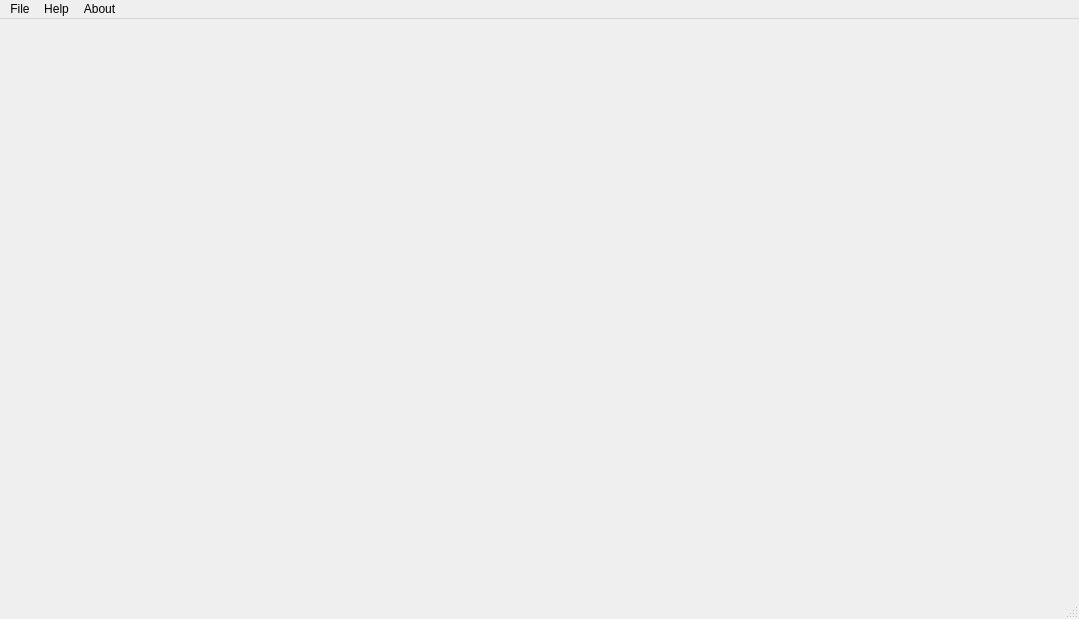
Above: src/gui/main_window.ui from Ecotrust/delphos before the change. Below: the same form after it.
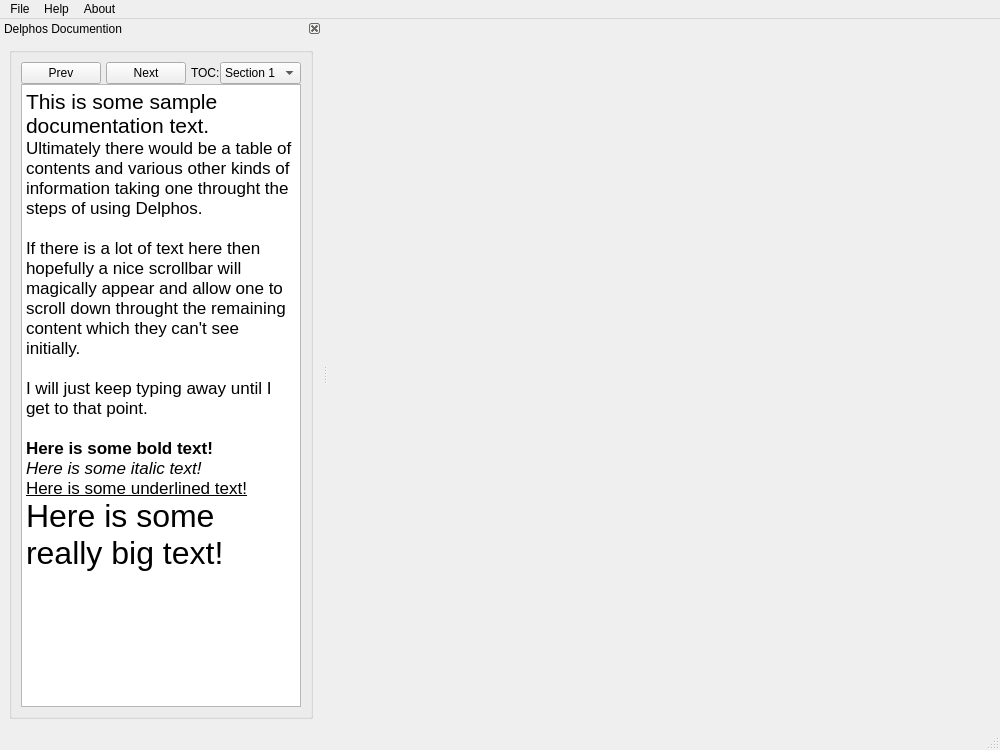
That is the form after the change.

Commit message: added ProjectData class to handle general project data including storage and retrieval.  Added dockable window for documentation and also layout managers using designer such that widgets resize automatically when resizing the window

Diff of the .ui file:
```diff
--- a/src/gui/main_window.ui
+++ b/src/gui/main_window.ui
@@ -5,8 +5,8 @@
    <rect>
     <x>0</x>
     <y>0</y>
-    <width>1079</width>
-    <height>619</height>
+    <width>1000</width>
+    <height>750</height>
    </rect>
   </property>
   <property name="windowTitle" >
@@ -18,7 +18,7 @@
     <rect>
      <x>0</x>
      <y>0</y>
-     <width>1079</width>
+     <width>1000</width>
      <height>22</height>
     </rect>
    </property>
@@ -47,6 +47,144 @@
    <addaction name="menuAbout" />
   </widget>
   <widget class="QStatusBar" name="statusbar" />
+  <widget class="QDockWidget" name="docu_dock" >
+   <property name="minimumSize" >
+    <size>
+     <width>300</width>
+     <height>0</height>
+    </size>
+   </property>
+   <property name="features" >
+    <set>QDockWidget::DockWidgetClosable|QDockWidget::DockWidgetMovable|QDockWidget::NoDockWidgetFeatures</set>
+   </property>
+   <property name="allowedAreas" >
+    <set>Qt::LeftDockWidgetArea|Qt::NoDockWidgetArea|Qt::RightDockWidgetArea</set>
+   </property>
+   <property name="windowTitle" >
+    <string>Delphos Documention</string>
+   </property>
+   <attribute name="dockWidgetArea" >
+    <number>1</number>
+   </attribute>
+   <widget class="QWidget" name="dockWidgetContents" >
+    <layout class="QHBoxLayout" >
+     <item>
+      <widget class="QGroupBox" name="groupBox" >
+       <property name="title" >
+        <string/>
+       </property>
+       <layout class="QHBoxLayout" >
+        <item>
+         <layout class="QVBoxLayout" >
+          <property name="spacing" >
+           <number>0</number>
+          </property>
+          <item>
+           <layout class="QHBoxLayout" >
+            <property name="spacing" >
+             <number>5</number>
+            </property>
+            <item>
+             <widget class="QPushButton" name="pushButton_2" >
+              <property name="maximumSize" >
+               <size>
+                <width>100</width>
+                <height>16777215</height>
+               </size>
+              </property>
+              <property name="text" >
+               <string>Prev</string>
+              </property>
+             </widget>
+            </item>
+            <item>
+             <widget class="QPushButton" name="pushButton_3" >
+              <property name="maximumSize" >
+               <size>
+                <width>100</width>
+                <height>16777215</height>
+               </size>
+              </property>
+              <property name="text" >
+               <string>Next</string>
+              </property>
+             </widget>
+            </item>
+            <item>
+             <layout class="QHBoxLayout" >
+              <property name="spacing" >
+               <number>0</number>
+              </property>
+              <item>
+               <widget class="QLabel" name="label_4" >
+                <property name="maximumSize" >
+                 <size>
+                  <width>40</width>
+                  <height>16777215</height>
+                 </size>
+                </property>
+                <property name="text" >
+                 <string>TOC:</string>
+                </property>
+               </widget>
+              </item>
+              <item>
+               <widget class="QComboBox" name="comboBox" >
+                <item>
+                 <property name="text" >
+                  <string>Section 1</string>
+                 </property>
+                </item>
+                <item>
+                 <property name="text" >
+                  <string>Section 2</string>
+                 </property>
+                </item>
+                <item>
+                 <property name="text" >
+                  <string>Section 3</string>
+                 </property>
+                </item>
+               </widget>
+              </item>
+             </layout>
+            </item>
+           </layout>
+          </item>
+          <item>
+           <widget class="QTextBrowser" name="textBrowser" >
+            <property name="html" >
+             <string>&lt;html>&lt;head>&lt;meta name="qrichtext" content="1" />&lt;style type="text/css">
+p, li { white-space: pre-wrap; }
+&lt;/style>&lt;/head>&lt;body style=" font-family:'Lucida Grande'; font-size:13pt; font-weight:400; font-style:normal;">
+&lt;p style=" margin-top:0px; margin-bottom:0px; margin-left:0px; margin-right:0px; -qt-block-indent:0; text-indent:0px;">&lt;span style=" font-size:16pt;">This is some sample documentation text.&lt;/span>&lt;/p>
+&lt;p style=" margin-top:0px; margin-bottom:0px; margin-left:0px; margin-right:0px; -qt-block-indent:0; text-indent:0px;">Ultimately there would be a table of contents and various other kinds of information taking one throught the steps of using Delphos.&lt;/p>
+&lt;p style="-qt-paragraph-type:empty; margin-top:0px; margin-bottom:0px; margin-left:0px; margin-right:0px; -qt-block-indent:0; text-indent:0px;">&lt;/p>
+&lt;p style=" margin-top:0px; margin-bottom:0px; margin-left:0px; margin-right:0px; -qt-block-indent:0; text-indent:0px;">If there is a lot of text here then hopefully a nice scrollbar will magically appear and allow one to scroll down throught the remaining content which they can't see initially.&lt;/p>
+&lt;p style="-qt-paragraph-type:empty; margin-top:0px; margin-bottom:0px; margin-left:0px; margin-right:0px; -qt-block-indent:0; text-indent:0px;">&lt;/p>
+&lt;p style=" margin-top:0px; margin-bottom:0px; margin-left:0px; margin-right:0px; -qt-block-indent:0; text-indent:0px;">I will just keep typing away until I get to that point.&lt;/p>
+&lt;p style="-qt-paragraph-type:empty; margin-top:0px; margin-bottom:0px; margin-left:0px; margin-right:0px; -qt-block-indent:0; text-indent:0px;">&lt;/p>
+&lt;p style=" margin-top:0px; margin-bottom:0px; margin-left:0px; margin-right:0px; -qt-block-indent:0; text-indent:0px;">&lt;span style=" font-weight:600;">Here is some bold text!&lt;/span>&lt;/p>
+&lt;p style=" margin-top:0px; margin-bottom:0px; margin-left:0px; margin-right:0px; -qt-block-indent:0; text-indent:0px; font-weight:600;">&lt;span style=" font-weight:400; font-style:italic;">Here is some italic text!&lt;/span>&lt;/p>
+&lt;p style=" margin-top:0px; margin-bottom:0px; margin-left:0px; margin-right:0px; -qt-block-indent:0; text-indent:0px; font-style:italic;">&lt;span style=" font-style:normal; text-decoration: underline;">Here is some underlined text!&lt;/span>&lt;/p>
+&lt;p style=" margin-top:0px; margin-bottom:0px; margin-left:0px; margin-right:0px; -qt-block-indent:0; text-indent:0px; text-decoration: underline;">&lt;span style=" font-size:24pt; text-decoration:none;">Here is some really big text!&lt;/span>&lt;/p>&lt;/body>&lt;/html></string>
+            </property>
+            <property name="acceptRichText" >
+             <bool>true</bool>
+            </property>
+            <property name="openExternalLinks" >
+             <bool>true</bool>
+            </property>
+           </widget>
+          </item>
+         </layout>
+        </item>
+       </layout>
+      </widget>
+     </item>
+    </layout>
+   </widget>
+  </widget>
   <action name="actionFile" >
    <property name="text" >
     <string>File</string>
```
The commit also changes 6 other files.
